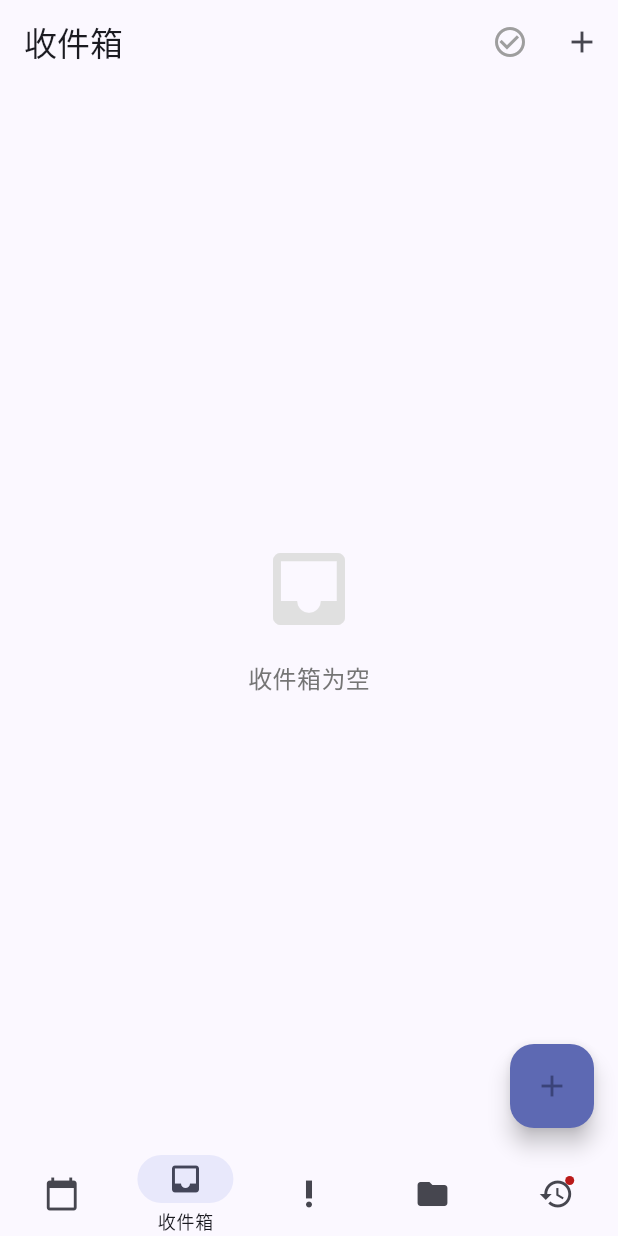
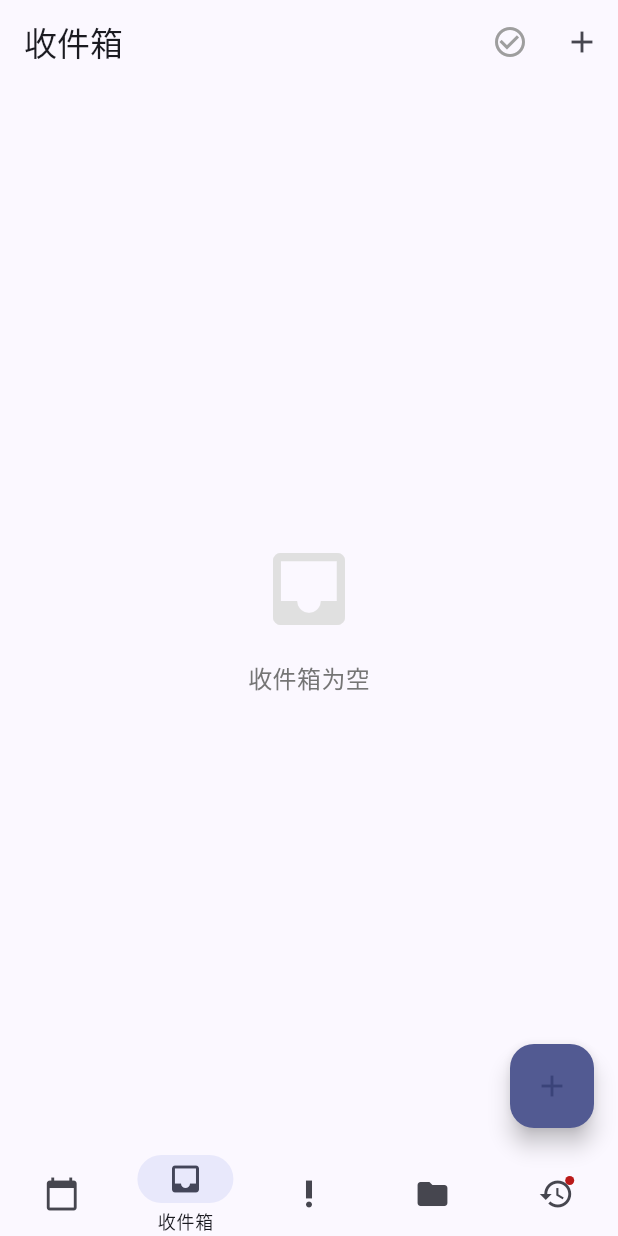
Before and after one commit to MOVING2014/GTD4, a Flutter app: the screen it shows after launch, item 2 of the bottom bar chosen, on a phone screen of 412 x 824 dp. Run offline on Flutter 3.47's test engine with Material 3 defaults, Android fonts, the phone set to English and light mode, and no system bars; our stand-ins replace flutter_slidable, sqflite, table_calendar; accounts and stored records are empty.

Commit message:
收件箱分组改造

```diff
--- a/lib/screens/inbox_screen.dart
+++ b/lib/screens/inbox_screen.dart
@@ -15,6 +15,9 @@ class InboxScreen extends StatefulWidget {
 class _InboxScreenState extends State<InboxScreen> {
   @override
   Widget build(BuildContext context) {
+    final theme = Theme.of(context);
+    final colorScheme = theme.colorScheme;
+
     return Scaffold(
       appBar: AppBar(
         title: const Text('收件箱'),
@@ -62,13 +65,13 @@ class _InboxScreenState extends State<InboxScreen> {
                   Icon(
                     Icons.inbox,
                     size: 64,
-                    color: Colors.grey[300],
+                    color: theme.brightness == Brightness.dark ? Colors.grey[600] : Colors.grey[300],
                   ),
                   const SizedBox(height: 16),
                   Text(
                     '收件箱为空',
                     style: TextStyle(
-                      color: Colors.grey[600],
+                      color: theme.brightness == Brightness.dark ? Colors.grey[400] : Colors.grey[600],
                       fontSize: 16,
                     ),
                   ),
@@ -77,21 +80,125 @@ class _InboxScreenState extends State<InboxScreen> {
             );
           }
 
+          // 根据日期将任务分组
+          final now = DateTime.now();
+          final today = DateTime(now.year, now.month, now.day);
+          final nextWeek = DateTime(now.year, now.month, now.day + 7);
+
+          // 逾期任务
+          final overdueTasks = <Task>[];
+          // 未来7天内的任务
+          final nextWeekTasks = <Task>[];
+          // 更远的任务
+          final futureTasks = <Task>[];
+          // 没有日期的任务
+          final noDateTasks = <Task>[];
+          // 已完成的任务
+          final completedTasks = <Task>[];
+
+          for (final task in inboxTasks) {
+            if (task.status == TaskStatus.completed) {
+              completedTasks.add(task);
+              continue;
+            }
+
+            if (task.dueDate == null) {
+              noDateTasks.add(task);
+              continue;
+            }
+
+            final dueDate = DateTime(
+              task.dueDate!.year,
+              task.dueDate!.month,
+              task.dueDate!.day
+            );
+
+            if (dueDate.isBefore(today)) {
+              overdueTasks.add(task);
+            } else if (dueDate.isBefore(nextWeek) || dueDate.isAtSameMomentAs(nextWeek)) {
+              nextWeekTasks.add(task);
+            } else {
+              futureTasks.add(task);
+            }
+          }
+
+          // 在每个分组内按到期日期排序
+          overdueTasks.sort((a, b) => a.dueDate!.compareTo(b.dueDate!));
+          nextWeekTasks.sort((a, b) => a.dueDate!.compareTo(b.dueDate!));
+          futureTasks.sort((a, b) => a.dueDate!.compareTo(b.dueDate!));
+
           // 计算底部填充，确保浮动按钮不会遮挡内容
           // 为浮动按钮和导航栏腾出足够空间
           final bottomPadding = MediaQuery.of(context).padding.bottom + 80;
 
-          return ListView.builder(
-            // 增加足够的底部边距
-            padding: EdgeInsets.only(bottom: bottomPadding),
-            itemCount: inboxTasks.length,
-            itemBuilder: (context, index) {
-              final task = inboxTasks[index];
-              return TaskListItem(
+          // 构建最终的任务列表，包含分组标题和分组内容
+          final listItems = <Widget>[];
+
+          // 添加逾期任务分组
+          if (overdueTasks.isNotEmpty) {
+            listItems.add(_buildGroupHeader('逾期任务', Colors.red));
+            for (final task in overdueTasks) {
+              listItems.add(TaskListItem(
                 task: task,
                 onTaskChange: () => setState(() {}),
-              );
-            },
+              ));
+            }
+          }
+
+          // 添加未来7天任务分组
+          if (nextWeekTasks.isNotEmpty) {
+            listItems.add(_buildGroupHeader('未来七天', Colors.orange));
+            for (final task in nextWeekTasks) {
+              listItems.add(TaskListItem(
+                task: task,
+                onTaskChange: () => setState(() {}),
+              ));
+            }
+          }
+
+          // 添加更远未来任务分组
+          if (futureTasks.isNotEmpty) {
+            listItems.add(_buildGroupHeader('未来计划', Colors.blue));
+            for (final task in futureTasks) {
+              listItems.add(TaskListItem(
+                task: task,
+                onTaskChange: () => setState(() {}),
+              ));
+            }
+          }
+
+          // 添加没有日期的任务分组
+          if (noDateTasks.isNotEmpty) {
+            listItems.add(_buildGroupHeader('未设置日期', Colors.grey));
+            for (final task in noDateTasks) {
+              listItems.add(TaskListItem(
+                task: task,
+                onTaskChange: () => setState(() {}),
+              ));
+            }
+          }
+
+          // 添加已完成任务分组
+          if (completedTasks.isNotEmpty && taskProvider.showCompletedTasks) {
+            listItems.add(_buildGroupHeader('已完成', Colors.green));
+            // 在已完成分组内按完成日期倒序排序
+            completedTasks.sort((a, b) {
+              if (a.completedAt == null && b.completedAt != null) return 1;
+              if (a.completedAt != null && b.completedAt == null) return -1;
+              if (a.completedAt == null && b.completedAt == null) return 0;
+              return b.completedAt!.compareTo(a.completedAt!);
+            });
+            for (final task in completedTasks) {
+              listItems.add(TaskListItem(
+                task: task,
+                onTaskChange: () => setState(() {}),
+              ));
+            }
+          }
+
+          return ListView(
+            padding: EdgeInsets.only(bottom: bottomPadding),
+            children: listItems,
           );
         },
       ),
@@ -105,9 +212,35 @@ class _InboxScreenState extends State<InboxScreen> {
             setState(() {});
           }
         },
-        backgroundColor: const Color(0xFF5D69B3),
+        backgroundColor: colorScheme.primary,
         child: const Icon(Icons.add),
       ),
     );
   }
+
+  Widget _buildGroupHeader(String title, Color color) {
+    return Column(
+      crossAxisAlignment: CrossAxisAlignment.start,
+      children: [
+        Padding(
+          padding: const EdgeInsets.fromLTRB(16, 16, 16, 8),
+          child: Text(
+            title,
+            style: TextStyle(
+              fontSize: 15,
+              fontWeight: FontWeight.bold,
+              color: color,
+            ),
+          ),
+        ),
+        Divider(
+          color: Colors.grey[300],
+          thickness: 1,
+          height: 1,
+          indent: 16,
+          endIndent: 16,
+        ),
+      ],
+    );
+  }
 }
```
